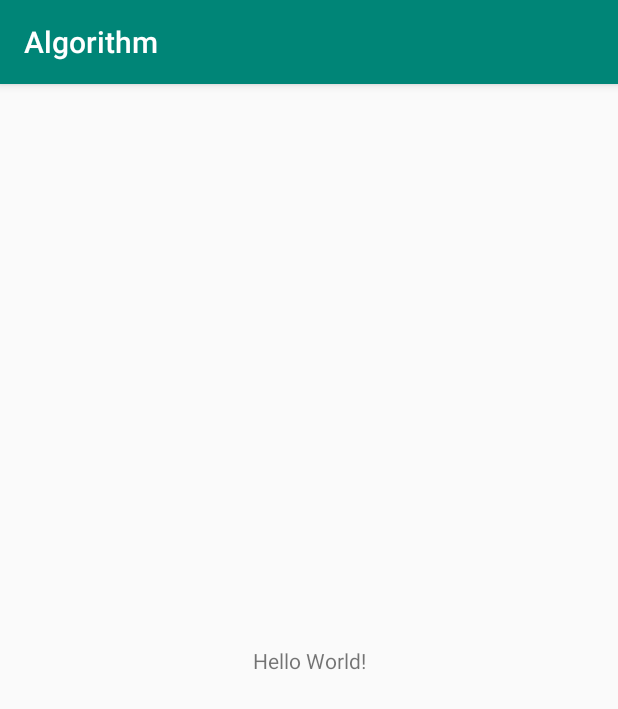
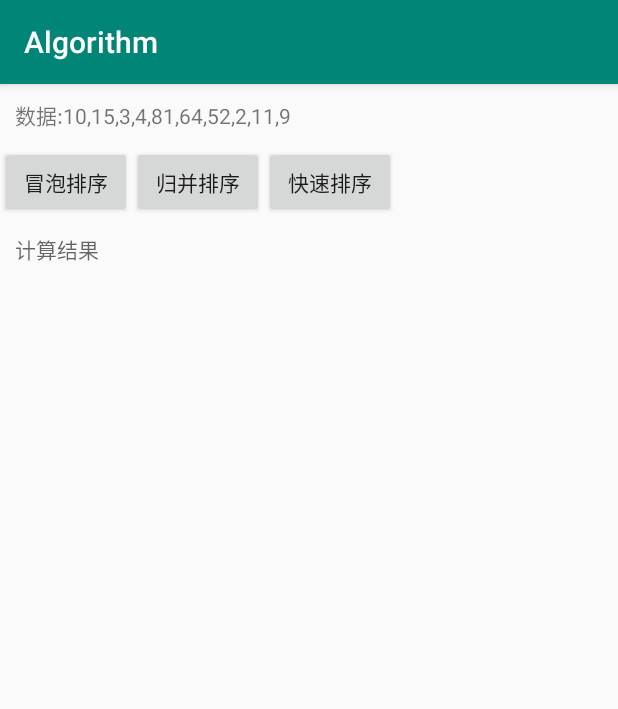
Before and after one commit to BraveFaith/Algorithm, an Android app: the screen it shows after launch (MainActivity), on a phone screen of 412 x 824 dp. Shown: the top 709 px of the screen. Run offline under Robolectric (Android 15) with nearby library versions, the phone set to English and light mode, and no system bars.

Commit message:
添加比较排序: 1.冒泡排序 2.归并排序 3.快速排序

```diff
--- /dev/null
+++ b/app/src/main/java/com/banyan/algorithm/CalculateInterface.kt
@@ -0,0 +1,5 @@
+package com.banyan.algorithm
+
+interface CalculateInterface {
+    fun calculate(arr: IntArray)
+}
--- a/app/src/main/java/com/banyan/algorithm/MainActivity.kt
+++ b/app/src/main/java/com/banyan/algorithm/MainActivity.kt
@@ -2,11 +2,48 @@ package com.banyan.algorithm
 
 import androidx.appcompat.app.AppCompatActivity
 import android.os.Bundle
+import com.banyan.algorithm.bubblesort.BubbleSort
+import com.banyan.algorithm.mergesort.MergeSort
+import com.banyan.algorithm.quicksort.QuickSort
+import com.banyan.algorithm.utils.print
+import kotlinx.android.synthetic.main.activity_main.*
 
 class MainActivity : AppCompatActivity() {
+
+    var mArrayData1: MutableList<Int> = mutableListOf()
 
     override fun onCreate(savedInstanceState: Bundle?) {
         super.onCreate(savedInstanceState)
         setContentView(R.layout.activity_main)
+        initData()
+        setListener()
+
+    }
+
+    private fun initData() {
+        val data = tv_1.text.toString().split(":")[1]
+        data.split(",").forEach {
+            mArrayData1.add(it.toInt())
+        }
+    }
+
+    private fun setListener() {
+        btn_1.setOnClickListener {
+            var sortData = mArrayData1.toIntArray()
+            BubbleSort.calculate(sortData)
+            tv_2.text = "冒泡排序结果:${sortData.print()}"
+        }
+
+        btn_2.setOnClickListener {
+            var sortData = mArrayData1.toIntArray()
+            MergeSort.calculate(sortData)
+            tv_2.text = "归并排序结果:${sortData.print()}"
+        }
+
+        btn_3.setOnClickListener {
+            var sortData = mArrayData1.toIntArray()
+            QuickSort.calculate(sortData)
+            tv_2.text = "快速排序结果:${sortData.print()}"
+        }
     }
 }
--- a/app/src/main/res/layout/activity_main.xml
+++ b/app/src/main/res/layout/activity_main.xml
@@ -1,18 +1,47 @@
 <?xml version="1.0" encoding="utf-8"?>
-<androidx.constraintlayout.widget.ConstraintLayout xmlns:android="http://schemas.android.com/apk/res/android"
-    xmlns:app="http://schemas.android.com/apk/res-auto"
+<ScrollView xmlns:android="http://schemas.android.com/apk/res/android"
     xmlns:tools="http://schemas.android.com/tools"
     android:layout_width="match_parent"
     android:layout_height="match_parent"
     tools:context=".MainActivity">
 
-    <TextView
-        android:layout_width="wrap_content"
+    <LinearLayout
+        android:layout_width="match_parent"
         android:layout_height="wrap_content"
-        android:text="Hello World!"
-        app:layout_constraintBottom_toBottomOf="parent"
-        app:layout_constraintLeft_toLeftOf="parent"
-        app:layout_constraintRight_toRightOf="parent"
-        app:layout_constraintTop_toTopOf="parent" />
+        android:orientation="vertical" >
+        <TextView
+            android:id="@+id/tv_1"
+            android:padding="10dp"
+            android:text="数据:10,15,3,4,81,64,52,2,11,9"
+            android:layout_width="match_parent"
+            android:layout_height="wrap_content"/>
+        <LinearLayout
+            android:orientation="horizontal"
+            android:layout_width="match_parent"
+            android:layout_height="wrap_content">
+            <Button
+                android:id="@+id/btn_1"
+                android:text="冒泡排序"
+                android:layout_width="wrap_content"
+                android:layout_height="wrap_content"/>
+            <Button
+                android:id="@+id/btn_2"
+                android:text="归并排序"
+                android:layout_width="wrap_content"
+                android:layout_height="wrap_content"/>
+            <Button
+                android:id="@+id/btn_3"
+                android:text="快速排序"
+                android:layout_width="wrap_content"
+                android:layout_height="wrap_content"/>
+        </LinearLayout>
+        <TextView
+            android:id="@+id/tv_2"
+            android:padding="10dp"
+            android:hint="计算结果"
+            android:layout_width="match_parent"
+            android:layout_height="match_parent"/>
+    </LinearLayout>
 
-</androidx.constraintlayout.widget.ConstraintLayout>
+
+</ScrollView>
--- a/settings.gradle
+++ b/settings.gradle
@@ -1,2 +1 @@
 include ':app'
-rootProject.name='Algorithm'
```
Also changed, not shown: app/src/main/java/com/banyan/algorithm/bubblesort/BubbleSort.kt (added, +30 -0 lines), app/src/main/java/com/banyan/algorithm/mergesort/MergeSort.kt (added, +46 -0 lines), app/src/main/java/com/banyan/algorithm/quicksort/QuickSort.kt (added, +51 -0 lines), app/src/main/java/com/banyan/algorithm/utils/ArrayExpand.kt (added, +13 -0 lines), 1 other file.
